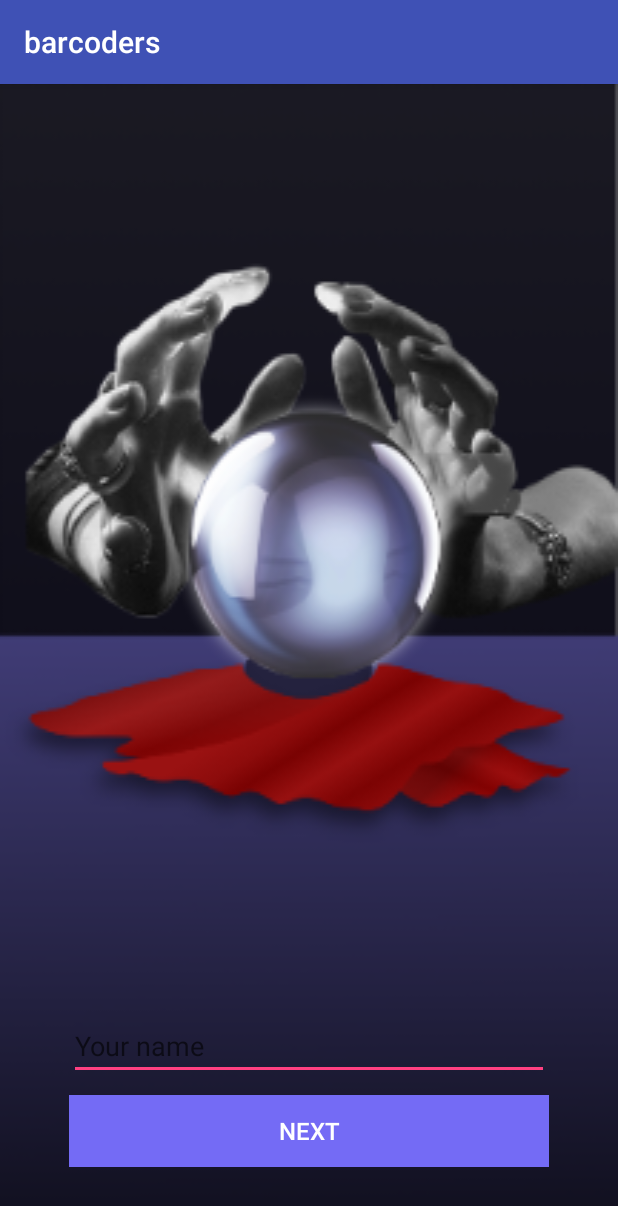
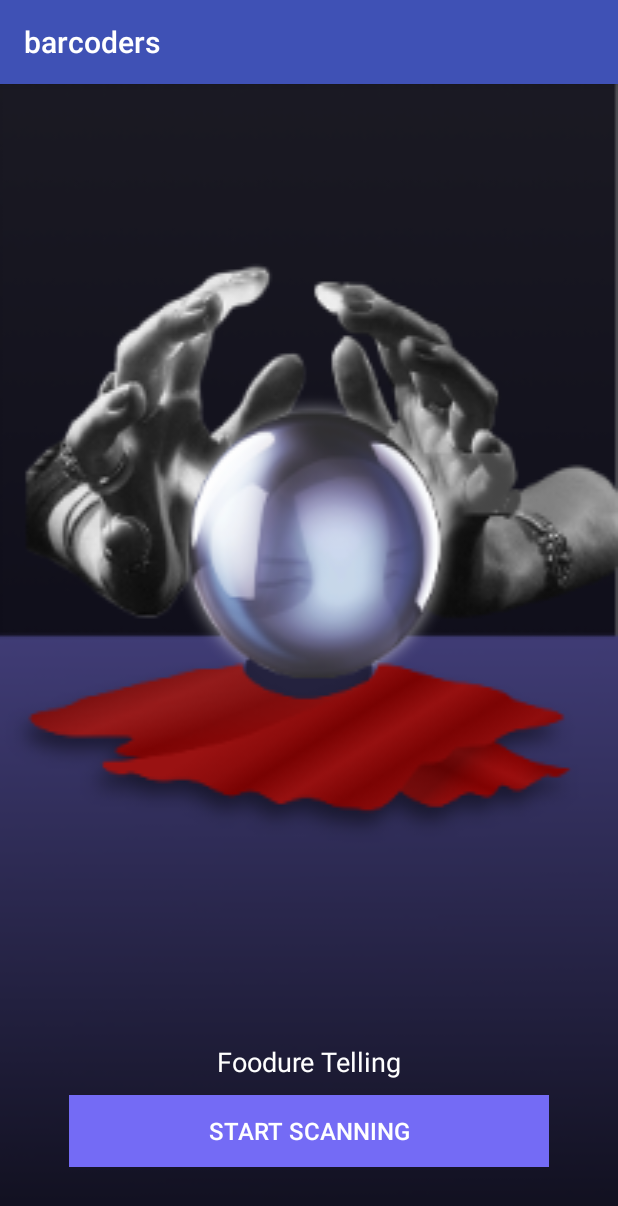
Before and after one commit to roderiklagerweij/barcoders, an Android app: the screen it shows after launch (WelcomeActivity), on a phone screen of 412 x 824 dp. Shown: the top 1206 px of the screen. Run offline under Robolectric (Android 15) with nearby library versions, the light colour scheme and no system bars.

Commit message:
Welcome page change

```diff
--- a/app/src/main/res/layout/activity_welcome.xml
+++ b/app/src/main/res/layout/activity_welcome.xml
@@ -19,11 +19,14 @@
         android:padding="30dp"
         android:orientation="vertical">
 
-        <EditText
+        <TextView
             android:layout_width="match_parent"
             android:layout_height="wrap_content"
             android:layout_marginBottom="10dp"
-            android:hint="Your name"/>
+            android:gravity="center_horizontal"
+            android:textColor="@android:color/white"
+            android:textSize="18sp"
+            android:text="Foodure Telling" />
 
         <Button
             android:id="@+id/next"
@@ -32,7 +35,7 @@
             android:background="#746BF5"
             android:textColor="@android:color/white"
             android:textSize="16sp"
-            android:text='Next'/>
+            android:text='Start scanning'/>
 
     </LinearLayout>
 
```
